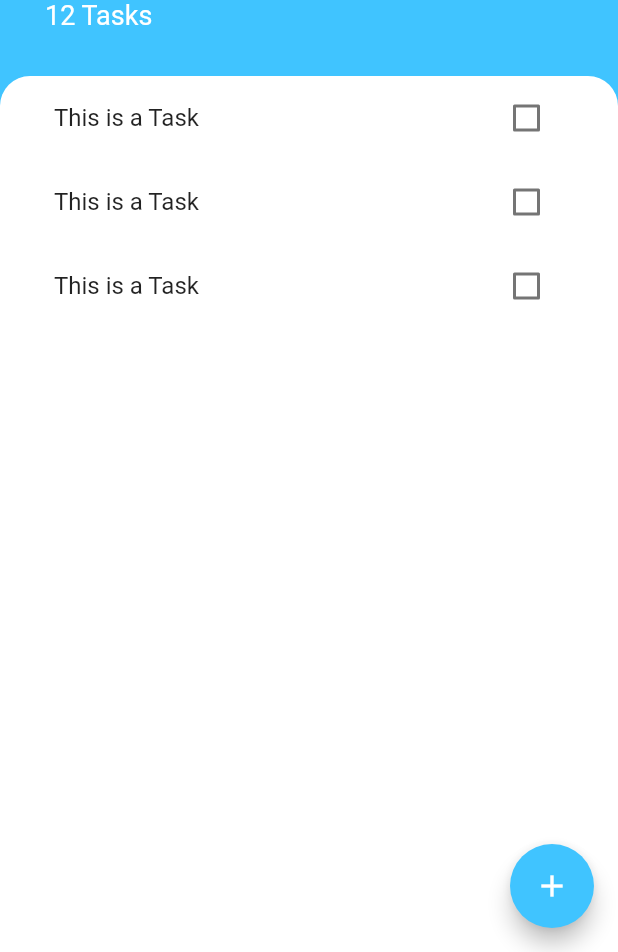
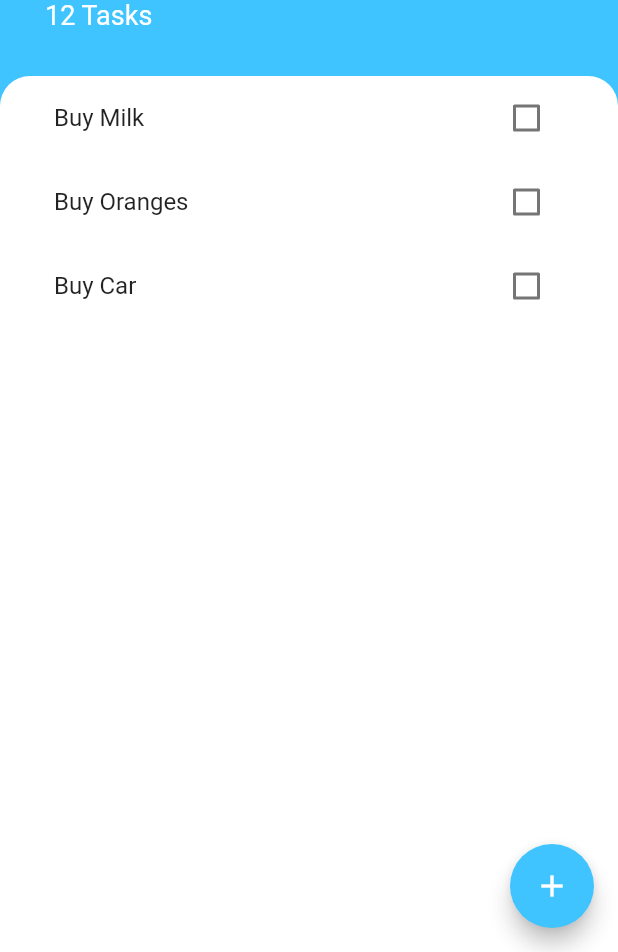
Before and after one commit to MominKhattar/To_Do_App, a Flutter app: the screen it shows after launch, on a phone screen of 412 x 824 dp, the part 284-1236 px from its top. Run offline on Flutter 3.47's test engine with Material 2 defaults, Android fonts, the phone set to English and light mode, and no system bars.

Commit message:
task and checkbox is linked

```diff
--- a/lib/Widgets/taskList.dart
+++ b/lib/Widgets/taskList.dart
@@ -1,17 +1,35 @@
 import 'package:flutter/material.dart';
 import 'package:todo/Widgets/taskTile.dart';
+import 'package:todo/models/task.dart';
 
-class TaskList extends StatelessWidget {
+class TaskList extends StatefulWidget {
+
+
+  @override
+  State<TaskList> createState() => _TaskListState();
+}
+
+class _TaskListState extends State<TaskList> {
+  List<Task> tasks = [
+    Task(name: "Buy Milk"),
+    Task(name: "Buy Oranges"),
+    Task(name: "Buy Car"),
+  ];
 
   @override
   Widget build(BuildContext context) {
-    return ListView(
-      children: [
-        TaskTile(),
-        TaskTile(),
-        TaskTile(),
+    return ListView.builder(itemBuilder: (context, index) {
+      return TaskTile(
+          isChecked: tasks[index].isDone, taskTitle: tasks[index].name
+      ,
+      checkboxCallBack : (checkboxstate) {
+            setState(() {
+              tasks[index].toggledone();
+            });
+          });
 
-      ],
+    },
+      itemCount: tasks.length,
     );
   }
 }
--- a/lib/Widgets/taskTile.dart
+++ b/lib/Widgets/taskTile.dart
@@ -1,31 +1,38 @@
 import 'package:flutter/material.dart';
 
-class TaskTile extends StatefulWidget {
-  @override
-  State<TaskTile> createState() => _TaskTileState();
-}
+class TaskTile extends StatelessWidget {
+  final bool isChecked;
+  final String taskTitle;
+  final Function(bool?) checkboxCallBack;
 
-class _TaskTileState extends State<TaskTile> {
-  bool isChecked = false;
+  TaskTile(
+      {required this.isChecked,
+      required this.taskTitle,
+      required this.checkboxCallBack});
 
-   void checkBoxCall(bool? checkboxstate) {
-    setState(() {
-      isChecked = checkboxstate!;
-    });
-  }
+  // void checkBoxCall(bool? checkboxstate) {
+  //   setState(() {
+  //     isChecked = checkboxstate!;
+  //   });
+  // }
 
   @override
   Widget build(BuildContext context) {
     return ListTile(
       title: Text(
-        'This is a Task',
+        taskTitle,
         style: TextStyle(
             decoration: isChecked ? TextDecoration.lineThrough : null),
       ),
       trailing: Container(
         width: 50,
-        child: Checkbox(value: isChecked, onChanged:
-      checkBoxCall),
+        child: Checkbox(
+          value: isChecked,
+          onChanged: checkboxCallBack ,
+          //     onChanged:
+          // checkBoxCall
+          // ),
+        ),
       ),
     );
   }
--- /dev/null
+++ b/lib/models/task.dart
@@ -0,0 +1,12 @@
+class Task{
+
+  Task({required this.name, this.isDone = false});
+
+  final String name;
+  bool isDone;
+
+  void toggledone(){
+    isDone  = !isDone;
+  }
+
+}
```
